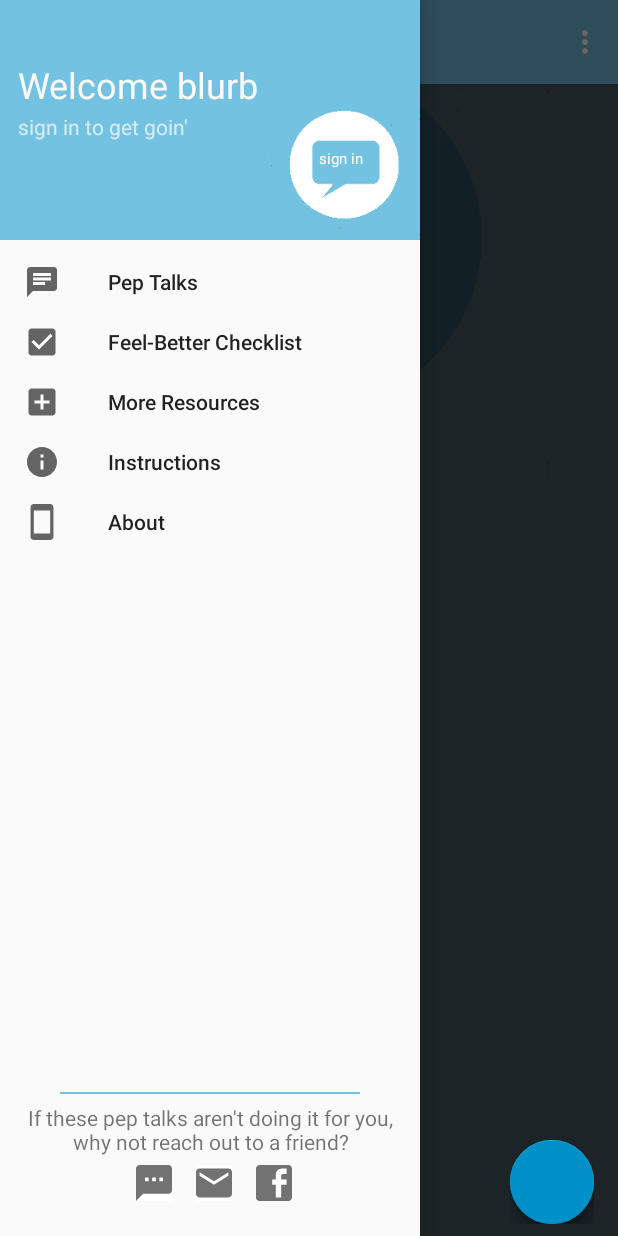
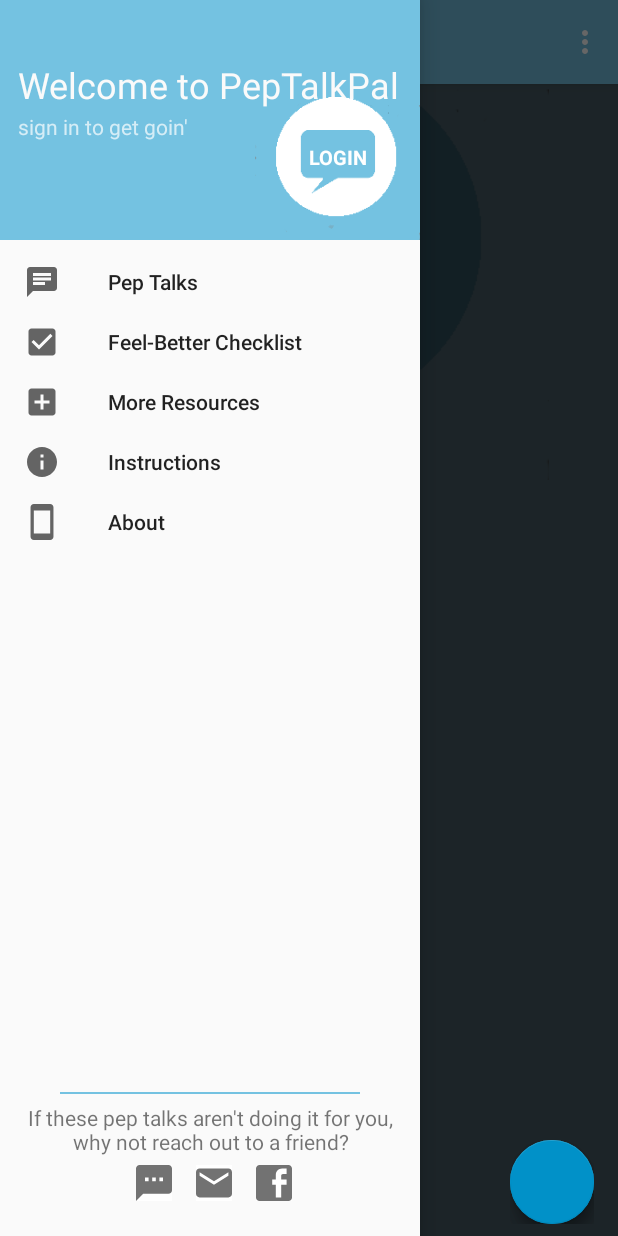
Before and after one commit to alicelubic/Pep-Talk-Project-4, an Android app: the screen it shows after launch (MainActivity), with the side drawer open, on a phone screen of 412 x 824 dp. Run offline under Robolectric (Android 15) with nearby library versions, the light colour scheme and no system bars; our stand-ins replace Firebase (no records; nobody signed in at launch, a user with empty details on screens opened directly); libraries missing offline, so code that uses them is left out: com.getbase.floatingactionbutton; plain views replace FloatingActionButton, FloatingActionsMenu; 6 statements that could not run were skipped.

Commit message:
last commit for now woohoo

```diff
--- a/PepTalkApp/app/build.gradle
+++ b/PepTalkApp/app/build.gradle
@@ -8,8 +8,8 @@ android {
         applicationId "owlslubic.peptalkapp"
         minSdkVersion 16
         targetSdkVersion 24
-        versionCode 3
-        versionName "1.2 - alpha"
+        versionCode 4
+        versionName "1.3 - alpha"
     }
     buildTypes {
         release {
--- a/PepTalkApp/app/src/main/java/owlslubic/peptalkapp/presenters/MyWidgetProvider.java
+++ b/PepTalkApp/app/src/main/java/owlslubic/peptalkapp/presenters/MyWidgetProvider.java
@@ -10,7 +10,6 @@ import android.content.SharedPreferences;
 import android.util.Log;
 import android.view.View;
 import android.widget.RemoteViews;
-import android.widget.Toast;
 
 import owlslubic.peptalkapp.R;
 import owlslubic.peptalkapp.views.MainActivity;
@@ -61,7 +60,6 @@ public class MyWidgetProvider extends AppWidgetProvider {
         mRemoteViews = new RemoteViews(context.getPackageName(), R.layout.widget_layout);
 
         if (intent.getAction().equals(EMERGENCY_PEPTALK)) {
-            Toast.makeText(context, "Yay it works!", Toast.LENGTH_SHORT).show();
             mRemoteViews.setTextViewText(R.id.textview_widget, text);
             mRemoteViews.setViewVisibility(R.id.textview_widget_reset, View.VISIBLE);
         }
--- a/PepTalkApp/app/src/main/java/owlslubic/peptalkapp/views/ChecklistActivity.java
+++ b/PepTalkApp/app/src/main/java/owlslubic/peptalkapp/views/ChecklistActivity.java
@@ -7,7 +7,6 @@ import android.support.v7.widget.LinearLayoutManager;
 import android.support.v7.widget.RecyclerView;
 import android.util.Log;
 import android.view.View;
-import android.widget.Toast;
 
 import com.firebase.ui.database.FirebaseRecyclerAdapter;
 import com.google.firebase.auth.FirebaseAuth;
--- a/PepTalkApp/app/src/main/java/owlslubic/peptalkapp/views/MyFragment.java
+++ b/PepTalkApp/app/src/main/java/owlslubic/peptalkapp/views/MyFragment.java
@@ -17,7 +17,6 @@ import android.view.View;
 import android.view.ViewGroup;
 import android.widget.ImageButton;
 import android.widget.TextView;
-import android.widget.Toast;
 
 import com.firebase.ui.database.FirebaseRecyclerAdapter;
 import com.google.firebase.auth.FirebaseAuth;
--- a/PepTalkApp/app/src/main/res/layout/content_bottom_sheet.xml
+++ b/PepTalkApp/app/src/main/res/layout/content_bottom_sheet.xml
@@ -38,7 +38,7 @@
         android:layout_gravity="center"
         android:layout_width="match_parent"
         android:layout_height="wrap_content"
-        android:layout_marginTop="6dp"
+        android:layout_marginTop="16dp"
         android:gravity="center_horizontal"
         android:layout_marginLeft="16dp"
         android:layout_marginRight="12dp"
@@ -52,6 +52,7 @@
         android:layout_width="wrap_content"
         android:layout_height="wrap_content"
         android:textSize="18sp"
+        android:layout_marginTop="16dp"
         android:textColor="@color/mySecondaryBlue"
         android:visibility="invisible"/>
 
--- a/PepTalkApp/app/src/main/res/layout/dialog_edit_peptalk.xml
+++ b/PepTalkApp/app/src/main/res/layout/dialog_edit_peptalk.xml
@@ -22,6 +22,7 @@
         style="@style/CodeFont.Gray"
         android:layout_width="match_parent"
         android:layout_height="wrap_content"
+        android:padding="6dp"
         android:layout_below="@id/edittext_edit_peptalk_title"
         android:imeOptions="actionDone"
         android:scrollbars="vertical"/>
--- a/PepTalkApp/app/src/main/res/layout/dialog_view_peptalk.xml
+++ b/PepTalkApp/app/src/main/res/layout/dialog_view_peptalk.xml
@@ -2,7 +2,10 @@
 <LinearLayout xmlns:android="http://schemas.android.com/apk/res/android"
     android:orientation="vertical" android:layout_width="match_parent"
     android:layout_height="match_parent"
-    android:padding="26dp"
+    android:paddingLeft="26dp"
+    android:paddingBottom="26dp"
+    android:paddingRight="26dp"
+    android:paddingTop="16dp"
     android:gravity="center">
 
     <ImageButton
--- a/PepTalkApp/app/src/main/res/layout/nav_header_main.xml
+++ b/PepTalkApp/app/src/main/res/layout/nav_header_main.xml
@@ -40,15 +40,17 @@
 
     <TextView
         android:id="@+id/navheader_signin"
-        android:textSize="10sp"
+        android:textSize="13sp"
         android:textColor="@color/white"
-        android:text="sign in"
+        android:text="LOGIN"
+        android:textStyle="bold"
         android:layout_alignParentEnd="true"
         android:layout_alignParentBottom="true"
-        android:paddingLeft="32dp"
-        android:paddingTop="38dp"
-        android:layout_width="99dp"
-        android:layout_height="99dp"
+        android:paddingTop="45dp"
+        android:paddingLeft="36dp"
+        android:paddingBottom="16dp"
+        android:layout_width="110dp"
+        android:layout_height="110dp"
         android:background="@mipmap/launcher_sans_bevel_white"/>
 
     <!--<Button-->
--- a/PepTalkApp/app/src/main/res/values/strings.xml
+++ b/PepTalkApp/app/src/main/res/values/strings.xml
@@ -11,7 +11,7 @@
 
     <string name="about_text">This app is for anyone who could use a pep talk when you\'re feeling down. \n\n
         Stress and negative emotions can make it hard to think straight leaving them you stuck in that rut. \n\n
-        This app reminds you to take a moment to ground yourself, and helps you take an active approach to feeling better.</string>
+        This app reminds you to take a moment to ground yourself, and helps you take an active approach to feeling better.\n\n\nCredit for the lovely icon goes to Jane Ruby.</string>
 
     <string name="instructions_text">
         Swipe through pep talks, and add and edit as many as you need. \n\n
@@ -22,10 +22,10 @@
     <string name="more_resources_text">Of all the stress management philosophies we\'ve explored, and all the tips and tricks we\'ve used to get through mood lows or bad days, we\'ve have found that the concepts of Mindfulness benefit us most. \n\n
         Read about how guided meditations and mindfulness exercises can help you take an active approach to feeling better right now.
 </string>
-    <string name="welcome_blurb">Welcome blurb</string>
+    <string name="welcome_blurb">Welcome to PepTalkPal</string>
     <string name="sign_in_prompt">sign in to get goin\'</string>
-    <string name="sign_in">sign in</string>
-    <string name="sign_out">sign out</string>
+    <string name="sign_in">LOGIN</string>
+    <string name="sign_out">LOGOUT</string>
     <string name="welcome_back_user">"Welcome back, "</string>
     <string name="pep_talks">Pep Talks</string>
     <string name="feel_better_checklist">Feel-Better Checklist</string>
@@ -71,6 +71,7 @@
     <string name="exercise_guilt_title">Exercise guilt</string>
     <string name="exercise_guilt">With so many sources and studies saying so many different things about what’s best for your body, it can be hard to know what’s right for you. Yes, exercise is necessary, but give yourself permission to not go overboard. You’re not a bad person if you don’t hit the gym. It’s okay to say “I won’t go today” without making a deal with yourself, “but I’ll go tomorrow to make up for it”. Let the guilt go, and go tomorrow because you want to, not because you feel guilty.</string>
     <string name="need_a_pep_talk">Need a pep talk?\ntap here</string>
+    <string name="icon_credit">Credit for the lovely icon goes to Jane Ruby.</string>
 
 
 </resources>
```
Also changed, not shown: PepTalkApp/app/src/main/java/owlslubic/peptalkapp/views/CustomDialog.java (+8 -9 lines), PepTalkApp/app/src/main/java/owlslubic/peptalkapp/views/MainActivity.java (+12 -9 lines), PepTalkApp/app/src/main/res/layout/dialog_new_checklist.xml (+5 -2 lines).
